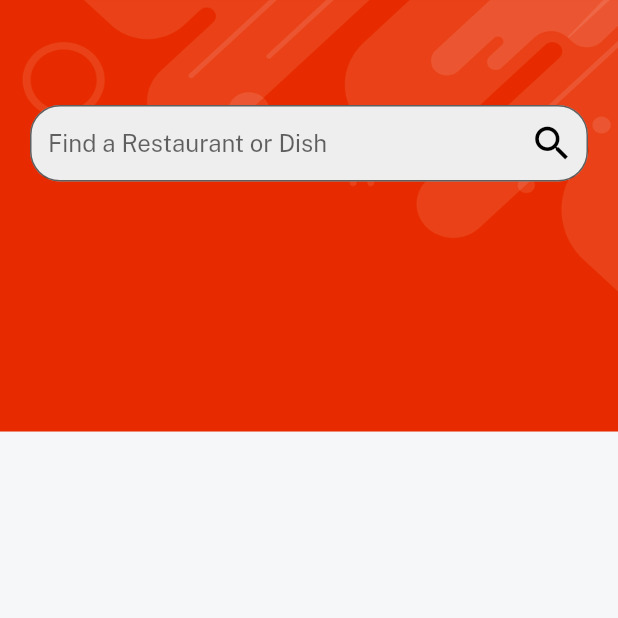
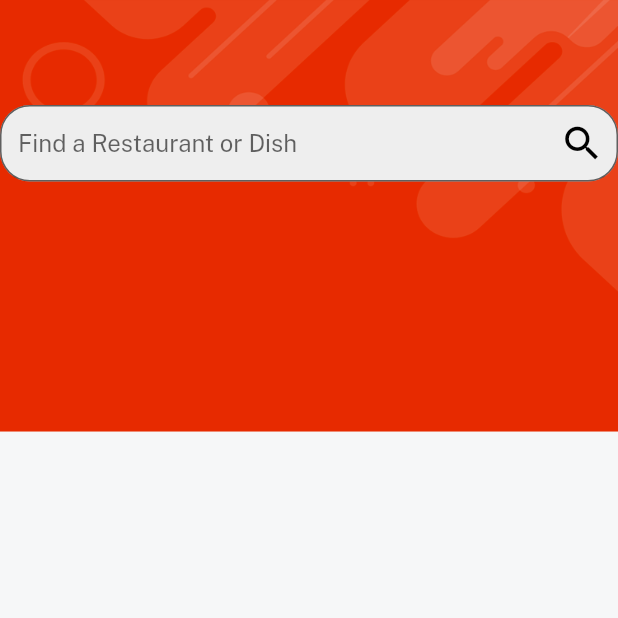
Before and after one commit to AhmadMohAfaneh/FoodExpress, a Flutter app: the SearchScreen screen opened directly, on a phone screen of 412 x 824 dp, the top half of it. Run offline on Flutter 3.47's test engine with Material 2 defaults, Android fonts, the light colour scheme and no system bars; our stand-ins replace cloud_firestore, firebase_auth, firebase_core, firebase_storage, get, image_picker and 2 more; missing offline and left inert: dart:ffi; accounts and stored records are empty.

Commit message:
search and orders p2

```diff
--- a/lib/main.dart
+++ b/lib/main.dart
@@ -33,7 +33,7 @@ void main() async {
           if (snapshot.hasData) {
             //  signed in
             print("///////////////////////////////////////${snapshot.data!.uid}");
-            return const AdminHomePage();
+            return const Home();
 
           } else {
             //  not signed in
--- a/lib/screens/search_screen/search_screen.dart
+++ b/lib/screens/search_screen/search_screen.dart
@@ -1,3 +1,4 @@
+import 'package:cloud_firestore/cloud_firestore.dart';
 import 'package:e_commerce/consts/consts.dart';
 import 'package:e_commerce/consts/strings.dart';
 import 'package:e_commerce/controllers/products_controller.dart';
@@ -6,7 +7,6 @@ import 'package:e_commerce/customs/bg_widget.dart';
 import 'package:e_commerce/models/prducts_model.dart';
 import 'package:flutter/material.dart';
 import 'package:get/get.dart';
-import 'package:get/get_core/src/get_main.dart';
 import '../../customs/custom_menu_container.dart';
 import '../home_screen/menu/products.dart';
 
@@ -15,52 +15,33 @@ class SearchScreen extends StatelessWidget {
 
   @override
   Widget build(BuildContext context) {
-    var searchController = Get.put(SearchController());
     var productController = Get.put(ProductController());
     return bgWidget(
       child: Scaffold(
-        body: Column(
+        body: GetBuilder<SearchController>(
+            init: SearchController(),
+            builder: (searchController) {
+              return Column(
                 crossAxisAlignment: CrossAxisAlignment.center,
                 children: [
-            SizedBox(height: 70), // here I replaced your heightBox
-            Align(
-              alignment: Alignment.center,
-              child: SizedBox(
-                height: MediaQuery.of(context).size.height/2,
-                width: MediaQuery.of(context).size.width-40,
-                child: StreamBuilder<List<Product>>(
-                    stream: searchController.getProducts(),
-                    builder: (context, snapshot) {
-                      var products = snapshot.data;
-                      if(snapshot.connectionState == ConnectionState.waiting){
-                        return const Center(child: CircularProgressIndicator());
-                      }
-                      else if (snapshot.hasError){
-                        return Center(child: Text(errorSt + snapshot.error.toString()));
-                      }
-                      else {
-                        searchController.dataFromStreamList.clear();
-                        for (int i = 0; i < snapshot.data!.length; i++) {
-                          searchController.dataFromStreamList.add(snapshot
-                              .data![i].name.toLowerCase());
-                        }
-
-                        return Column(
+                  SizedBox(height: 70),
+                 Expanded(child:
+                 Column(
                    children: [
                      TextField(
                          onChanged: (value) {
-                                  print(searchController.searchTextController.text);
-                                  if (snapshot.hasData) {
-                                    searchController.filterdProductsName.clear();
-                                    searchController.checkingControllerWithList();
-                                  }
+
+                           searchController.update();
                          },
-                                controller: searchController.searchTextController,
+                         controller:
+                         searchController.searchTextController,
                          keyboardType: TextInputType.text,
                          decoration: InputDecoration(
-                                    focusedBorder:  OutlineInputBorder(
-                                      borderSide: const BorderSide(color: myBlack,width: 1),
-                                      borderRadius: BorderRadius.circular(10),
+                             focusedBorder: OutlineInputBorder(
+                               borderSide: const BorderSide(
+                                   color: myBlack, width: 1),
+                               borderRadius:
+                               BorderRadius.circular(10),
                              ),
                              suffixIconColor: myBlack,
                              filled: true,
@@ -68,100 +49,119 @@ class SearchScreen extends StatelessWidget {
                              focusColor: myWhite,
                              isDense: true,
                              fillColor: myWhite,
-                                    suffixIcon: IconButton(onPressed: () {
-                                    },
-                                        icon: const Icon(Icons.search,size: 30,)),
+                             suffixIcon: IconButton(
+                                 onPressed: () {},
+                                 icon: const Icon(
+                                   Icons.search,
+                                   size: 30,
+                                 )),
                              hintText: searchHint,
                              border: OutlineInputBorder(
-                                        borderRadius: BorderRadius.circular(20)
-                                    )
-                                )
-                            ),
-                            Expanded( // here I added Expanded
-                              child: SingleChildScrollView(
-                                child: StreamBuilder<List<Product>>(
-                                    stream: searchController.getProductsAsSearched(searchController.filterdProductsName),
+                                 borderRadius:
+                                 BorderRadius.circular(20)))),
+                     // Expanded(
+                     //   child: SingleChildScrollView(
+                     //     child: StreamBuilder<List<Product>>(
+                     //         stream: searchController.getProductsAsSearched(searchController.filterdProductsName),
+                     //         builder: (context, snapshot) {
+                     //           if (snapshot.connectionState ==
+                     //               ConnectionState.waiting) {
+                     //             return const Center(
+                     //               child: CircularProgressIndicator(),
+                     //             );
+                     //           }
+                     //           else if (snapshot.hasError || !snapshot.hasData) {
+                     //             return Center(
+                     //               child: Text(errorSt +
+                     //                   snapshot.error.toString() ),
+                     //             );
+                     //           }
+                     //           else {
+                     //             var productsAsSearched = snapshot.data;
+                     //             return ListView.builder(
+                     //               shrinkWrap: true,
+                     //               scrollDirection: Axis.vertical,
+                     //               itemCount: productsAsSearched?.length,
+                     //               itemBuilder: (BuildContext context,
+                     //                   int index) {
+                     //                 print( "here is the name ${productsAsSearched![index]
+                     //                     .name}");
+                     //                 print("here is the price${productsAsSearched[index]
+                     //                     .price}");
+                     //                 print(productsAsSearched[index]
+                     //                     .offer);
+                     //                 print(productsAsSearched[index]
+                     //                     .urlImage);
+                     //                 print(productsAsSearched[index]
+                     //                     .description);
+                     //                 return GestureDetector(
+                     //                   onTap: () => Get.to((Products(
+                     //                       productsDada: productsAsSearched[index]))),
+                     //                   child: Container(
+                     //                     decoration: BoxDecoration(
+                     //                       border: Border.all(width: 0.6,
+                     //                           style: BorderStyle
+                     //                               .none),),
+                     //                     child:  Align(
+                     //                         alignment: Alignment
+                     //                             .bottomLeft,
+                     //                         child: menuContainer(
+                     //                             productsAsSearched[index]
+                     //                                 .name,
+                     //                             productsAsSearched[index]
+                     //                                 .description,
+                     //                             productsAsSearched[index]
+                     //                                 .price.toDouble()
+                     //                                 .toString(),
+                     //                             productsAsSearched[index]
+                     //                                 .urlImage,
+                     //                             productController
+                     //                                 .calculateDiscountedPrice(
+                     //                                 productsAsSearched[index]
+                     //                                     .price
+                     //                                     .toDouble(),
+                     //                                 productsAsSearched[index]
+                     //                                     .productDiscountRate
+                     //                                     .toDouble()),
+                     //                             productsAsSearched[index]
+                     //                                 .offer
+                     //                         )
+                     //                     ),
+                     //                   ),
+                     //                 );
+                     //               },
+                     //             );
+                     //           }
+                     //         } ),
+                     //   ),
+                     // )
+                     Expanded(
+                         child: StreamBuilder(
+                           stream: FirebaseFirestore.instance
+                               .collection('products')
+                               .where('search_keys',
+                               arrayContains: searchController
+                                   .searchTextController.text)
+                               .snapshots(),
                            builder: (context, snapshot) {
-                                      if (snapshot.connectionState ==
-                                          ConnectionState.waiting) {
-                                        return const Center(
-                                          child: CircularProgressIndicator(),
-                                        );
+                             if (snapshot.hasData) {
+                               return ListView.builder(
+                                   itemCount:
+                                   snapshot.data?.docs.length,
+                                   itemBuilder: (context, index) {
+                                     return Text(snapshot
+                                         .data?.docs[index]
+                                         .data()['p_name']);
+                                   });
                              }
-                                      else if (snapshot.hasError || !snapshot.hasData) {
-                                        return Center(
-                                          child: Text(errorSt +
-                                              snapshot.error.toString() ?? 'no data'),
-                                        );
-                                      }
-                                      else {
-                                        var productsAsSearched = snapshot.data;
-                                        return ListView.builder(
-                                          shrinkWrap: true,
-                                          scrollDirection: Axis.vertical,
-                                          itemCount: productsAsSearched?.length,
-                                          itemBuilder: (BuildContext context,
-                                              int index) {
-                                            print( "here is the name ${productsAsSearched![index]
-                                                .name}");
-                                            print("here is the price${productsAsSearched[index]
-                                                .price}");
-                                            print(productsAsSearched[index]
-                                                .offer);
-                                            print(productsAsSearched[index]
-                                                .urlImage);
-                                            print(productsAsSearched[index]
-                                                .description);
-                                            return GestureDetector(
-                                              onTap: () => Get.to((Products(
-                                                  productsDada: productsAsSearched[index]))),
-                                              child: Container(
-                                                decoration: BoxDecoration(
-                                                  border: Border.all(width: 0.6,
-                                                      style: BorderStyle
-                                                          .none),),
-                                                child:  Align(
-                                                    alignment: Alignment
-                                                        .bottomLeft,
-                                                    child: menuContainer(
-                                                        productsAsSearched[index]
-                                                            .name,
-                                                        productsAsSearched[index]
-                                                            .description,
-                                                        productsAsSearched[index]
-                                                            .price.toDouble()
-                                                            .toString(),
-                                                        productsAsSearched[index]
-                                                            .urlImage,
-                                                        productController
-                                                            .calculateDiscountedPrice(
-                                                            productsAsSearched[index]
-                                                                .price
-                                                                .toDouble(),
-                                                            productsAsSearched[index]
-                                                                .productDiscountRate
-                                                                .toDouble()),
-                                                        productsAsSearched[index]
-                                                            .offer
-                                                    )
-                                                ),
-                                              ),
-                                            );
+                             return const SizedBox();
                            },
-                                        );
-                                      }
-                                    } ),
-                              ),
-                            )
+                         ))
+                   ],
+                 ))
                 ],
               );
-                      }
-                    }
-                ),
-              ),
-            )
-          ],
-        ),
+            }),
       ),
     );
   }
```
Also changed, not shown: lib/controllers/search_controller.dart (+19 -13 lines), lib/models/orders_model.dart (+4 -7 lines), lib/screens/admin_screens/admin_orders/admin_orders.dart (+3 -5 lines). Lines whose indentation alone changed are shown as unchanged.
